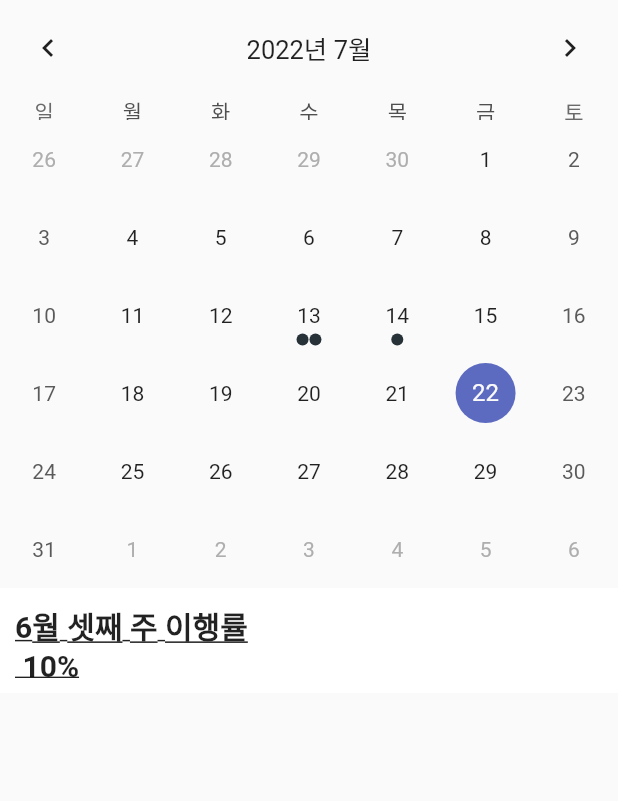
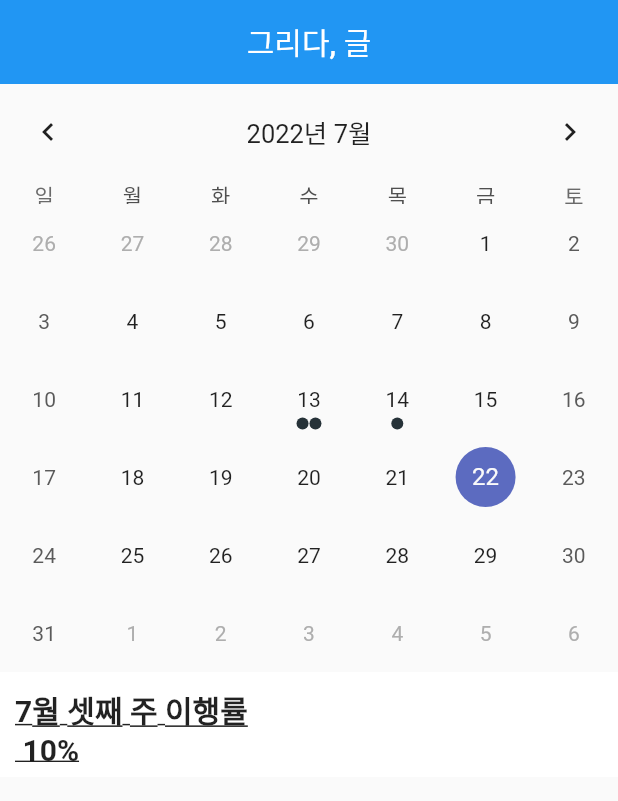
Before and after one commit to LeeJiH-yun/flutter_ljh, a Flutter app: the Calendar screen opened directly, on a phone screen of 412 x 824 dp. Shown: the top 801 px of the screen. Run offline on Flutter 3.47's test engine with Material 2 defaults, Android fonts, the phone set to English and light mode, and no system bars; drawn by our look-alikes of table_calendar.

Commit message:
홈화면에만 저장아이콘 보이도록 수정

```diff
--- a/lib/pages/calendar.dart
+++ b/lib/pages/calendar.dart
@@ -32,7 +32,12 @@ class _CalendarState extends State<Calendar> {
   @override
   Widget build(BuildContext context) {
     return Scaffold(
-      body: SingleChildScrollView( //overflow 오류가 나서 추가함
+        appBar: AppBar (
+            title: Text("그리다, 글"),
+            centerTitle: true,
+            elevation: 0, //그림자 없애주기
+        ),
+        body: SingleChildScrollView( //overflow 오류가 나서 추가함
         scrollDirection: Axis.vertical,
         child: Column(
           children: [
@@ -73,9 +78,6 @@ class _CalendarState extends State<Calendar> {
               onPageChanged: (focusedDay) {
                 this.focusedDay = focusedDay;
               },
-              calendarBuilders: CalendarBuilders(
-                //달력을 빌드한다.
-              ),
               eventLoader: _getEventsForDay, //값이 있는 날짜 마커 디자인 변경해야함
             ),
             Container(
@@ -83,7 +85,7 @@ class _CalendarState extends State<Calendar> {
               width: MediaQuery.of(context).size.width,
               height: 70,
               padding: EdgeInsets.all(10),
-              child: Text('6월 셋째 주 이행률\n 10%',
+              child: Text('7월 셋째 주 이행률\n 10%',
                   style: TextStyle(fontSize: 20.0, fontWeight: FontWeight.bold, decoration: TextDecoration.underline)),
             )
           ],
--- a/lib/pages/home.dart
+++ b/lib/pages/home.dart
@@ -29,6 +29,19 @@ class _HomeState extends State<Home> {
   @override
   Widget build(BuildContext context) {
     return Scaffold(
+      appBar: AppBar (
+          title: Text("그리다, 글"),
+          centerTitle: true,
+          elevation: 0, //그림자 없애주기
+          actions: <Widget>[ //앱바에서 아이콘을 왼쪽에 넣을 때는 actions위젯 오른쪽에 넣을 때는 leading사용
+            IconButton( //홈 화면에서만 저장 버튼을 보여준다.
+              icon: Icon(Icons.save_alt_rounded),
+              onPressed: () {
+                print('menu button is clicked');
+              },
+            )
+          ]
+      ),
       body: SingleChildScrollView( //overflow 오류가 나서 추가함
         scrollDirection: Axis.vertical,
         child: Column(
--- a/lib/pages/myPage.dart
+++ b/lib/pages/myPage.dart
@@ -8,8 +8,15 @@ class myPage extends StatefulWidget {
 class _myPageState extends State<myPage> {
   @override
   Widget build(BuildContext context) {
-    return Container(
-      child: Text('Third'),
+    return Scaffold(
+        appBar: AppBar (
+          title: Text("그리다, 글"),
+          centerTitle: true,
+          elevation: 0, //그림자 없애주기
+        ),
+        body: Container(
+          child: Text('Third')
+        )
     );
   }
 }
```
Also changed, not shown: lib/main.dart (+1 -15 lines).
